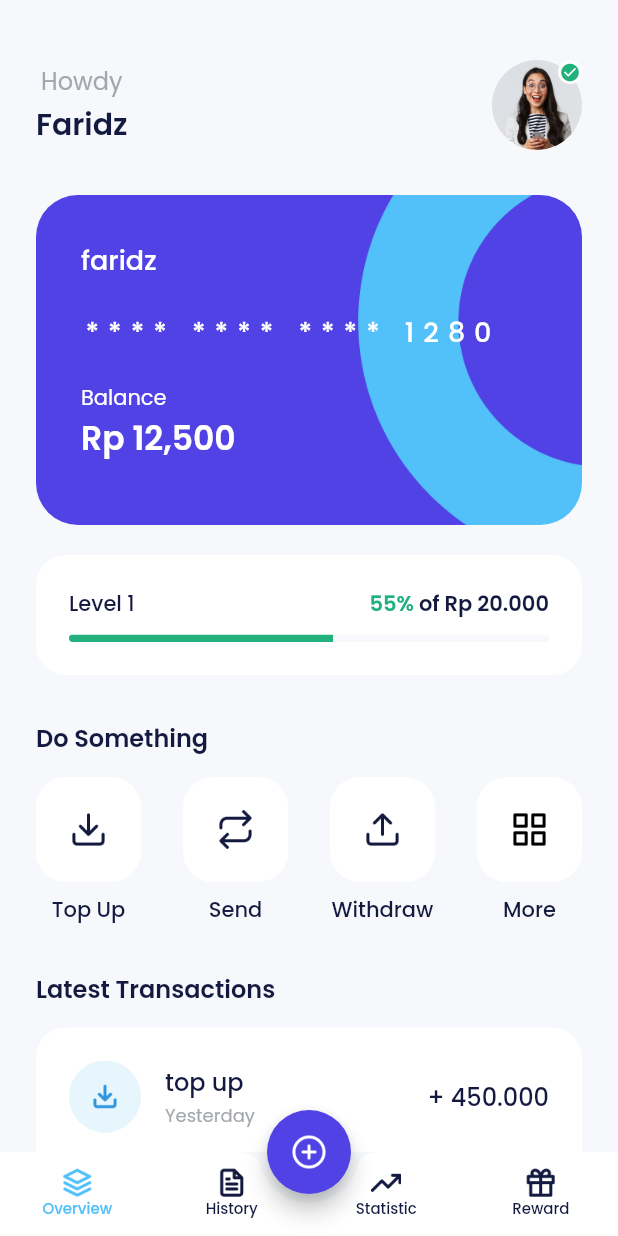
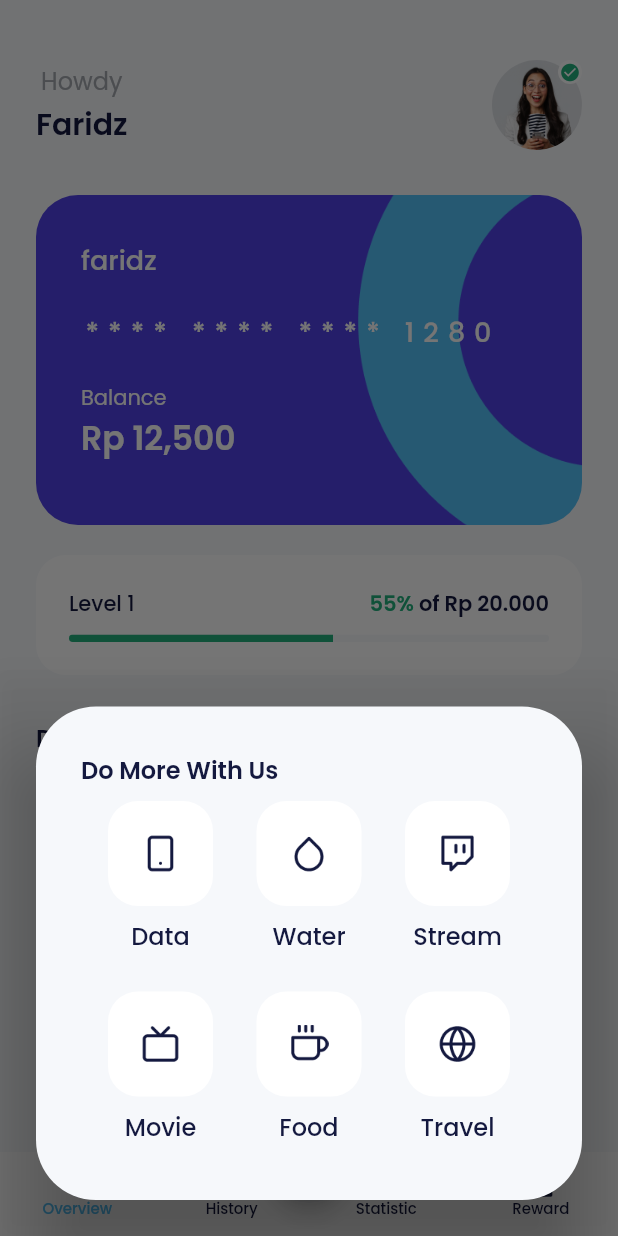
Before and after one commit to Chands18/bank_purse2, a Flutter app: the HomePage screen opened by its route, after a tap on "More", on a phone screen of 412 x 824 dp. Run offline on Flutter 3.47's test engine with Material 2 defaults, Android fonts, the phone set to English and light mode, and no system bars; our stand-ins replace carousel_slider, google_fonts.

Commit message:
data page modal 1

```diff
--- a/lib/ui/pages/home_page.dart
+++ b/lib/ui/pages/home_page.dart
@@ -316,10 +316,10 @@ class HomePage extends StatelessWidget {
                 iconUrl: 'assets/ic_more.png',
                 title: 'More',
                 onTap: () {
-                  // showDialog(
-                  //   context: context,
-                  //   builder: (context) => const MoreDialog(),
-                  // );
+                  showDialog(
+                    context: context,
+                    builder: (context) => const MoreDialog(),
+                  );
                 },
               ),
             ],
@@ -539,3 +539,80 @@ class HomePage extends StatelessWidget {
     );
   }
 }
+
+class MoreDialog extends StatelessWidget {
+  const MoreDialog({Key? key}) : super(key: key);
+
+  @override
+  Widget build(BuildContext context) {
+    return AlertDialog(
+      backgroundColor: Colors.transparent,
+      insetPadding: EdgeInsets.zero,
+      alignment: Alignment.bottomCenter,
+      content: Container(
+        height: 329,
+        width: MediaQuery.of(context).size.width,
+        padding: const EdgeInsets.all(30),
+        decoration: BoxDecoration(
+          borderRadius: BorderRadius.circular(40),
+          color: lightBackgroundColor,
+        ),
+        child: Column(
+          crossAxisAlignment: CrossAxisAlignment.start,
+          children: [
+            Text(
+              'Do More With Us',
+              style: blackTextStyle.copyWith(
+                fontSize: 16,
+                fontWeight: semiBold,
+              ),
+            ),
+            const SizedBox(
+              height: 9,
+            ),
+            Center(
+              child: Wrap(
+                spacing: 29,
+                runSpacing: 25,
+                children: [
+                  HomeServiceItem(
+                    iconUrl: 'assets/ic_product_data.png',
+                    title: 'Data',
+                    onTap: () {
+                      Navigator.pushNamed(context, '/data-provider');
+                    },
+                  ),
+                  HomeServiceItem(
+                    iconUrl: 'assets/ic_product_water.png',
+                    title: 'Water',
+                    onTap: () {},
+                  ),
+                  HomeServiceItem(
+                    iconUrl: 'assets/ic_product_stream.png',
+                    title: 'Stream',
+                    onTap: () {},
+                  ),
+                  HomeServiceItem(
+                    iconUrl: 'assets/ic_product_movie.png',
+                    title: 'Movie',
+                    onTap: () {},
+                  ),
+                  HomeServiceItem(
+                    iconUrl: 'assets/ic_product_food.png',
+                    title: 'Food',
+                    onTap: () {},
+                  ),
+                  HomeServiceItem(
+                    iconUrl: 'assets/ic_product_travel.png',
+                    title: 'Travel',
+                    onTap: () {},
+                  ),
+                ],
+              ),
+            ),
+          ],
+        ),
+      ),
+    );
+  }
+}
```
